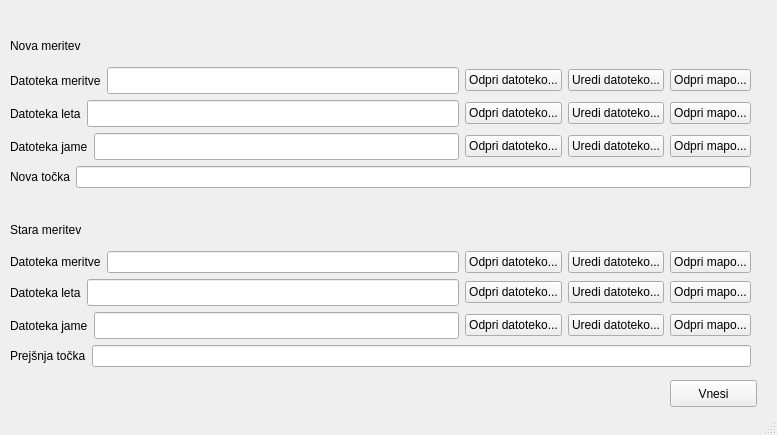
Before: the Qt Designer form mainwindow.ui in lukaprsina/add_cave, drawn with Qt 5.
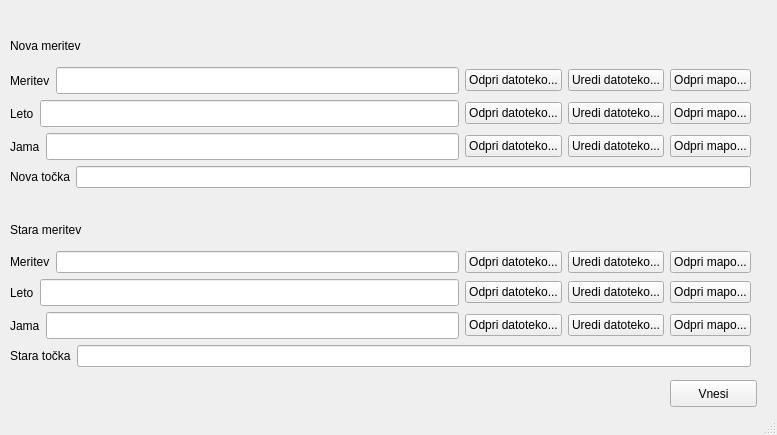
After: the same form once the commit is applied.

```diff
--- a/mainwindow.ui
+++ b/mainwindow.ui
@@ -49,7 +49,7 @@
        <item>
         <widget class="QLabel" name="novaMeritevLabel">
          <property name="text">
-          <string>Datoteka meritve</string>
+          <string>Meritev</string>
          </property>
         </widget>
        </item>
@@ -91,7 +91,7 @@
        <item>
         <widget class="QLabel" name="novaLetoLabel">
          <property name="text">
-          <string>Datoteka leta</string>
+          <string>Leto</string>
          </property>
         </widget>
        </item>
@@ -133,7 +133,7 @@
        <item>
         <widget class="QLabel" name="novaJamaLabel">
          <property name="text">
-          <string>Datoteka jame</string>
+          <string>Jama</string>
          </property>
         </widget>
        </item>
@@ -209,7 +209,7 @@
        <item>
         <widget class="QLabel" name="staraMeritevLabel">
          <property name="text">
-          <string>Datoteka meritve</string>
+          <string>Meritev</string>
          </property>
         </widget>
        </item>
@@ -244,7 +244,7 @@
        <item>
         <widget class="QLabel" name="staraLetoLabel">
          <property name="text">
-          <string>Datoteka leta</string>
+          <string>Leto</string>
          </property>
         </widget>
        </item>
@@ -286,7 +286,7 @@
        <item>
         <widget class="QLabel" name="staraJamaLabel">
          <property name="text">
-          <string>Datoteka jame</string>
+          <string>Jama</string>
          </property>
         </widget>
        </item>
@@ -328,7 +328,7 @@
        <item>
         <widget class="QLabel" name="staraTockaLabel">
          <property name="text">
-          <string>Prejšnja točka</string>
+          <string>Stara točka</string>
          </property>
         </widget>
        </item>
```
